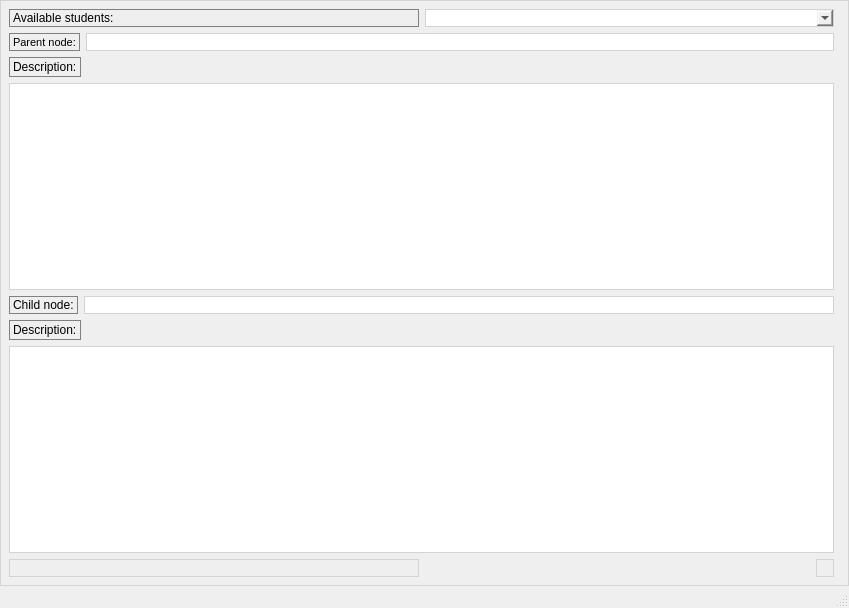
Qt form Sources/App/MentorClient/mentorclient.ui (timattt/Cognitia-II) before a commit.
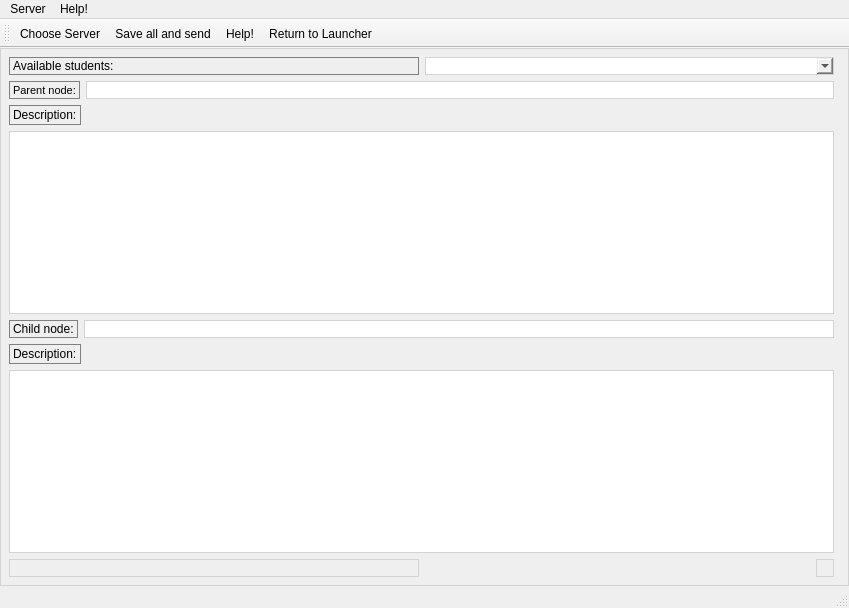
The same form after that commit. Custom widgets are drawn as their Qt base class.

Commit message: Server | added iteraction with mentor client, Mentor Client| added connection to server

```diff
--- a/Sources/App/MentorClient/mentorclient.ui
+++ b/Sources/App/MentorClient/mentorclient.ui
@@ -171,11 +171,62 @@
      <x>0</x>
      <y>0</y>
      <width>849</width>
-     <height>21</height>
+     <height>26</height>
     </rect>
    </property>
+   <widget class="QMenu" name="menuServer">
+    <property name="title">
+     <string>Server</string>
+    </property>
+    <addaction name="actionChoose_Server"/>
+    <addaction name="actionSave_all_and_send"/>
+   </widget>
+   <widget class="QMenu" name="menuHelp">
+    <property name="title">
+     <string>Help!</string>
+    </property>
+    <addaction name="actionReturn_to_Launcher"/>
+    <addaction name="actionHelp"/>
+   </widget>
+   <addaction name="menuServer"/>
+   <addaction name="menuHelp"/>
   </widget>
   <widget class="QStatusBar" name="statusbar"/>
+  <widget class="QToolBar" name="toolBar">
+   <property name="windowTitle">
+    <string>toolBar</string>
+   </property>
+   <attribute name="toolBarArea">
+    <enum>TopToolBarArea</enum>
+   </attribute>
+   <attribute name="toolBarBreak">
+    <bool>false</bool>
+   </attribute>
+   <addaction name="actionChoose_Server"/>
+   <addaction name="actionSave_all_and_send"/>
+   <addaction name="actionHelp"/>
+   <addaction name="actionReturn_to_Launcher"/>
+  </widget>
+  <action name="actionChoose_Server">
+   <property name="text">
+    <string>Choose Server</string>
+   </property>
+  </action>
+  <action name="actionReturn_to_Launcher">
+   <property name="text">
+    <string>Return to Launcher</string>
+   </property>
+  </action>
+  <action name="actionHelp">
+   <property name="text">
+    <string>Help!</string>
+   </property>
+  </action>
+  <action name="actionSave_all_and_send">
+   <property name="text">
+    <string>Save all and send</string>
+   </property>
+  </action>
  </widget>
  <customwidgets>
   <customwidget>
```
The commit also changes 11 other files.
